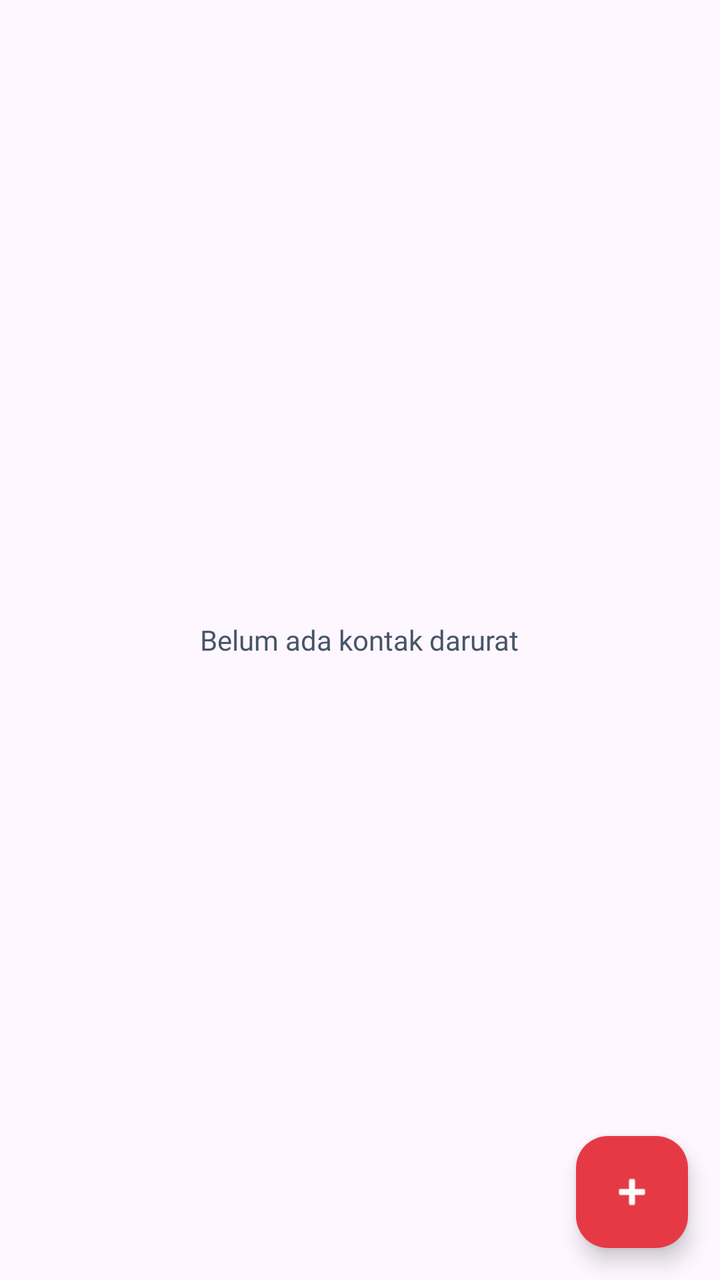
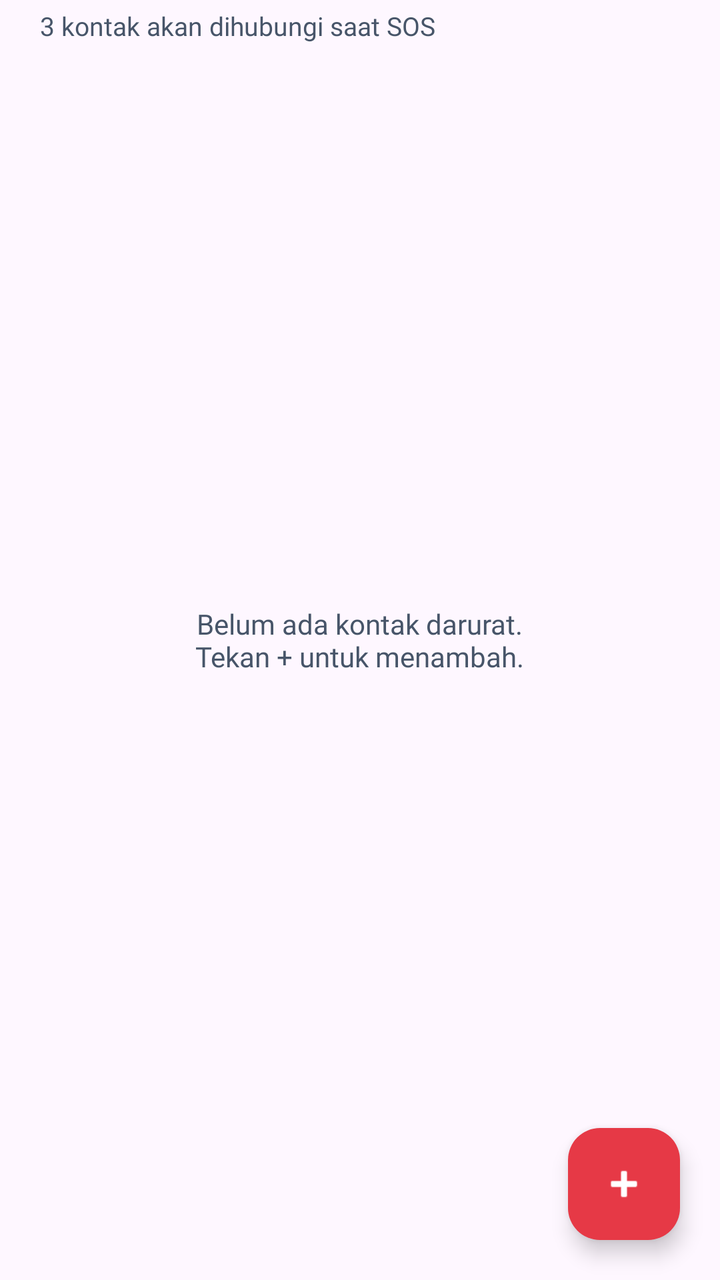

Screens rendered from an Android XML layout before and after an edit, with the pre-edit source and the edit as a unified diff.
<!-- AndroidManifest.xml: application theme Theme.MedAlert_Flora -->
<!-- res/layout/fragment_emergency_contact.xml -->
<?xml version="1.0" encoding="utf-8"?>
<FrameLayout xmlns:android="http://schemas.android.com/apk/res/android"
    android:layout_width="match_parent"
    android:layout_height="match_parent">

    <ListView
        android:id="@+id/lvContacts"
        android:layout_width="match_parent"
        android:layout_height="match_parent" />

    <TextView
        android:id="@+id/tvEmpty"
        android:layout_width="wrap_content"
        android:layout_height="wrap_content"
        android:layout_gravity="center"
        android:fontFamily="@font/inter_regular"
        android:text="Belum ada kontak darurat"
        android:textColor="@color/medalert_gray" />

    <com.google.android.material.floatingactionbutton.FloatingActionButton
        android:id="@+id/fabAdd"
        android:layout_width="wrap_content"
        android:layout_height="wrap_content"
        android:layout_gravity="bottom|end"
        android:layout_margin="16dp"
        android:contentDescription="Tambah kontak"
        android:src="@android:drawable/ic_input_add"
        app:backgroundTint="@color/medalert_red"
        app:tint="#FFFFFF"
        xmlns:app="http://schemas.android.com/apk/res-auto" />
</FrameLayout>
<!-- resources referenced by this layout -->
<resources>
  <color name="medalert_gray">#475569</color>
  <color name="medalert_red">#E63946</color>
  <style name="Theme.MedAlert_Flora" parent="Base.Theme.MedAlert_Flora" />
  <style name="Base.Theme.MedAlert_Flora" parent="Theme.Material3.DayNight.NoActionBar">
          
          
      </style>
</resources>

<!-- the commit's change to res/layout/fragment_emergency_contact.xml (unified diff, before → after) -->
@@ -1,12 +1,36 @@
 <?xml version="1.0" encoding="utf-8"?>
 <FrameLayout xmlns:android="http://schemas.android.com/apk/res/android"
+    xmlns:app="http://schemas.android.com/apk/res-auto"
     android:layout_width="match_parent"
     android:layout_height="match_parent">
 
-    <ListView
-        android:id="@+id/lvContacts"
+    <LinearLayout
         android:layout_width="match_parent"
-        android:layout_height="match_parent" />
+        android:layout_height="match_parent"
+        android:orientation="vertical">
+
+        <TextView
+            android:id="@+id/tvSubtitle"
+            android:layout_width="wrap_content"
+            android:layout_height="wrap_content"
+            android:layout_marginStart="20dp"
+            android:layout_marginTop="4dp"
+            android:layout_marginBottom="8dp"
+            android:fontFamily="@font/inter_regular"
+            android:text="3 kontak akan dihubungi saat SOS"
+            android:textColor="@color/medalert_gray"
+            android:textSize="13sp" />
+
+        <ListView
+            android:id="@+id/lvContacts"
+            android:layout_width="match_parent"
+            android:layout_height="0dp"
+            android:layout_weight="1"
+            android:clipToPadding="false"
+            android:divider="@null"
+            android:dividerHeight="0dp"
+            android:paddingBottom="88dp" />
+    </LinearLayout>
 
     <TextView
         android:id="@+id/tvEmpty"
@@ -14,7 +38,8 @@
         android:layout_height="wrap_content"
         android:layout_gravity="center"
         android:fontFamily="@font/inter_regular"
-        android:text="Belum ada kontak darurat"
+        android:text="Belum ada kontak darurat.\nTekan + untuk menambah."
+        android:gravity="center"
         android:textColor="@color/medalert_gray" />
 
     <com.google.android.material.floatingactionbutton.FloatingActionButton
@@ -22,10 +47,9 @@
         android:layout_width="wrap_content"
         android:layout_height="wrap_content"
         android:layout_gravity="bottom|end"
-        android:layout_margin="16dp"
+        android:layout_margin="20dp"
         android:contentDescription="Tambah kontak"
         android:src="@android:drawable/ic_input_add"
         app:backgroundTint="@color/medalert_red"
-        app:tint="#FFFFFF"
-        xmlns:app="http://schemas.android.com/apk/res-auto" />
+        app:tint="#FFFFFF" />
 </FrameLayout>
